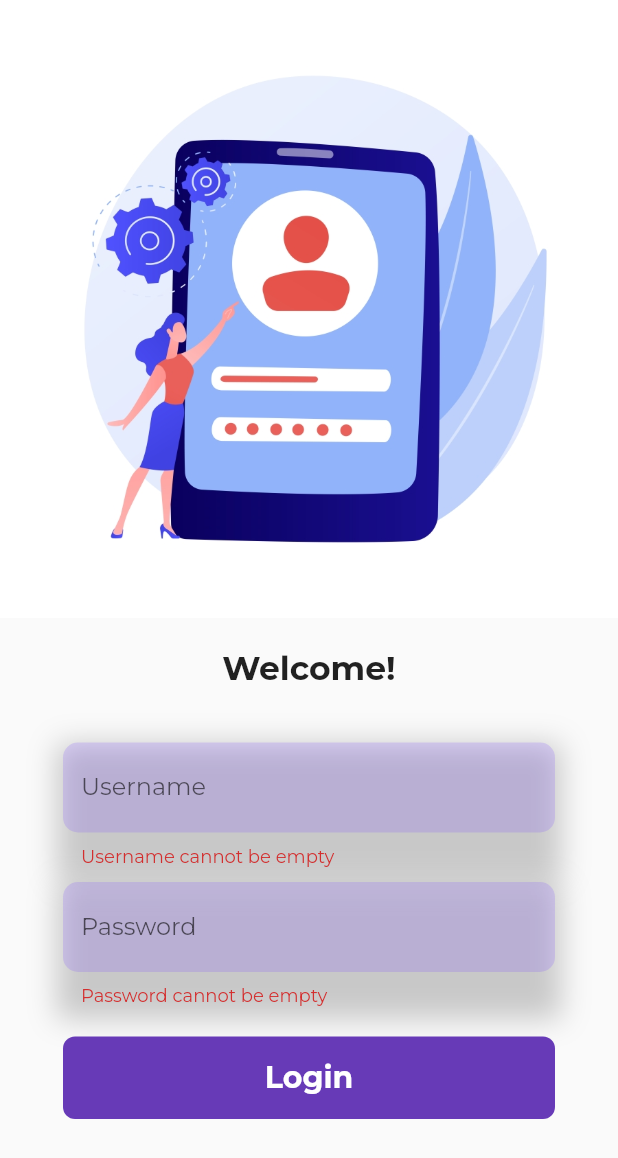
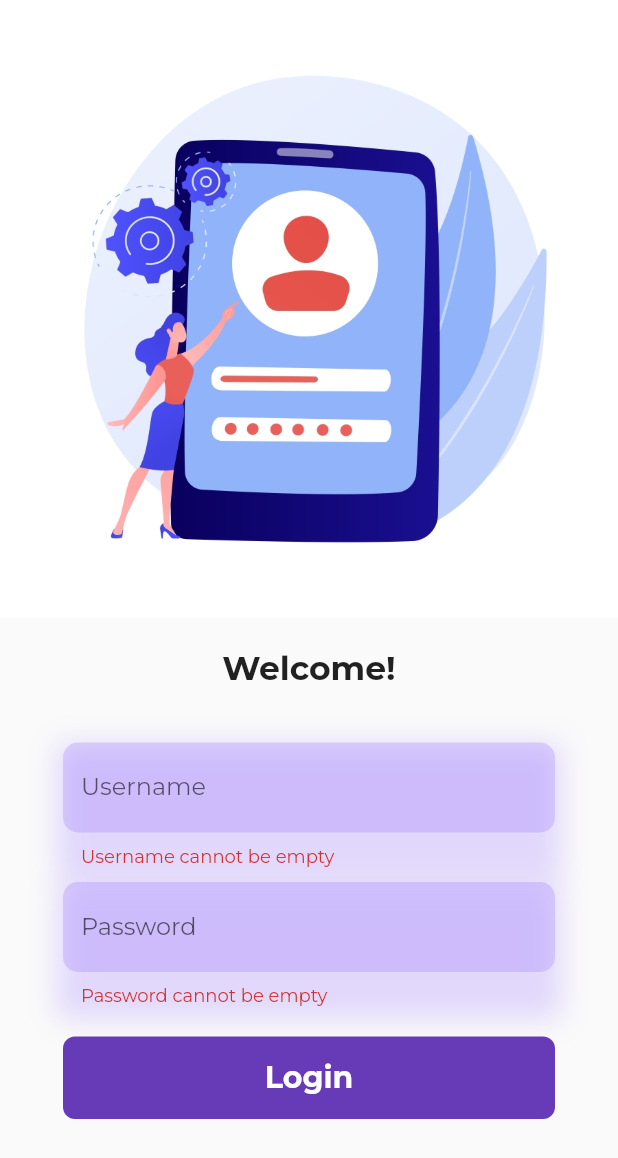
Before and after one commit to itspritthakkar/FlutterCatalogue, a Flutter app: the screen it shows after launch, after a tap on "Login", on a phone screen of 412 x 824 dp. Shown: the top 1158 px of the screen. Run offline on Flutter 3.47's test engine with Material 2 defaults, Android fonts, the phone set to English and light mode, and no system bars; our stand-ins replace google_fonts; network calls fail.

Commit message:
Day10 Commit

```diff
--- a/lib/screens/home.dart
+++ b/lib/screens/home.dart
@@ -1,28 +1,51 @@
+import 'dart:convert';
+
 import 'package:flutter/material.dart';
+import 'package:flutter/services.dart';
+import 'package:myapp/models/catalog.dart';
 import 'package:myapp/widgets/drawer.dart';
 
+import '../widgets/item_widgets.dart';
+
 // ignore: camel_case_types
-class Home extends StatelessWidget {
+class Home extends StatefulWidget {
   const Home({Key? key}) : super(key: key);
 
   @override
+  State<Home> createState() => _HomeState();
+}
+
+class _HomeState extends State<Home> {
+
+  @override
+  void initState(){
+    super.initState();
+    loadData();
+  }
+
+  loadData() async {
+    var catalogJson = await rootBundle.loadString("assets/files/catalog.json");
+    var decodedData = jsonDecode(catalogJson);
+  }
+
+  @override
   Widget build(BuildContext context) {
+    final dummyList = List.generate(10, (index) => CatalogModel.items[0]);
     return Scaffold(
       appBar: AppBar(
         title: const Text(
             "Catalog App",
         )
       ),
-      body: const Center(
-        child: Text(
-          "Hey there! Welcome to home.",
-          textAlign: TextAlign.center,
-          style: TextStyle(
-            fontWeight: FontWeight.bold,
-            fontSize: 40,
-            color: Colors.deepPurple
-          ),
-        ),
+      body: Padding(
+        padding: const EdgeInsets.only(left: 8.0, right: 8.0),
+        child: ListView.builder(
+          itemCount: dummyList.length,
+            itemBuilder: (context, index) {
+                return ItemWidget(
+                    item: dummyList[index]
+                );
+        }),
       ),
       drawer: const AppDrawer(),
     );
--- a/lib/screens/login.dart
+++ b/lib/screens/login.dart
@@ -82,7 +82,7 @@ class _LoginState extends State<Login> {
                     decoration: BoxDecoration(
                       boxShadow: [
                         BoxShadow(
-                          color: Colors.black.withOpacity(0.2),
+                          color: Colors.deepPurpleAccent.withOpacity(0.2),
                           spreadRadius: 4,
                           blurRadius: 15,
                           offset: const Offset(0, 5),
@@ -115,7 +115,7 @@ class _LoginState extends State<Login> {
                     decoration: BoxDecoration(
                       boxShadow: [
                         BoxShadow(
-                          color: Colors.black.withOpacity(0.2),
+                          color: Colors.deepPurpleAccent.withOpacity(0.2),
                           spreadRadius: 4,
                           blurRadius: 15,
                           offset: const Offset(0, 5),
--- a/pubspec.yaml
+++ b/pubspec.yaml
@@ -61,6 +61,7 @@ flutter:
   # To add assets to your application, add an assets section, like this:
   assets:
      - assets/images/
+     - assets/files/
   #   - images/a_dot_ham.jpeg
 
   # An image asset can refer to one or more resolution-specific "variants", see
```
Also changed, not shown: assets/files/catalog.json (added, +68 -0 lines), lib/models/catalog.dart (added, +23 -0 lines), lib/widgets/item_widgets.dart (added, +31 -0 lines).
